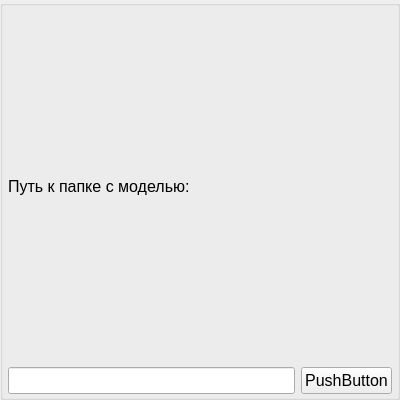
This is src/widgetpagesandbox/modeltraininggroupbox.ui in Marator2K07/LSTM_Text_Generator as Qt 5 draws it before an edit. The edited form follows.
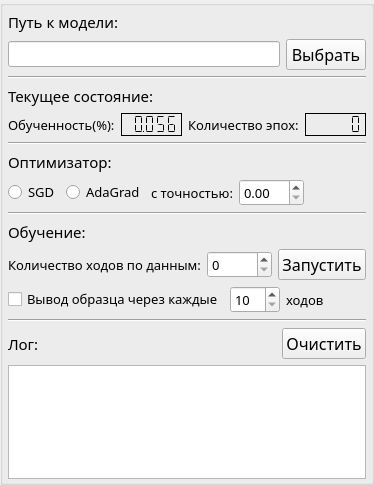
This is the edited form.

Commit message: Добавление основных элементов для дизайна формы обучения модели.

What changed in the file:
```diff
--- a/src/widgetpagesandbox/modeltraininggroupbox.ui
+++ b/src/widgetpagesandbox/modeltraininggroupbox.ui
@@ -6,12 +6,13 @@
    <rect>
     <x>0</x>
     <y>0</y>
-    <width>400</width>
-    <height>400</height>
+    <width>360</width>
+    <height>485</height>
    </rect>
   </property>
   <property name="font">
    <font>
+    <family>Segoe UI Light</family>
     <pointsize>12</pointsize>
    </font>
   </property>
@@ -33,25 +34,447 @@
    </property>
    <item>
     <widget class="QLabel" name="label">
+     <property name="font">
+      <font>
+       <family>Rockwell</family>
+       <pointsize>11</pointsize>
+       <italic>false</italic>
+      </font>
+     </property>
      <property name="text">
-      <string>Путь к папке с моделью:</string>
+      <string>Путь к модели:</string>
      </property>
     </widget>
    </item>
    <item>
     <layout class="QHBoxLayout" name="horizontalLayout">
      <item>
-      <widget class="QLineEdit" name="lineEdit"/>
+      <widget class="QLineEdit" name="lineEdit">
+       <property name="font">
+        <font>
+         <family>Segoe UI Light</family>
+         <pointsize>10</pointsize>
+        </font>
+       </property>
+      </widget>
      </item>
      <item>
       <widget class="QPushButton" name="pushButton">
+       <property name="font">
+        <font>
+         <family>Bahnschrift SemiCondensed</family>
+         <pointsize>12</pointsize>
+        </font>
+       </property>
        <property name="text">
-        <string>PushButton</string>
+        <string>Выбрать</string>
        </property>
       </widget>
      </item>
     </layout>
    </item>
+   <item>
+    <widget class="Line" name="line">
+     <property name="orientation">
+      <enum>Qt::Horizontal</enum>
+     </property>
+    </widget>
+   </item>
+   <item>
+    <widget class="QLabel" name="label_2">
+     <property name="font">
+      <font>
+       <family>Rockwell</family>
+       <pointsize>11</pointsize>
+       <italic>false</italic>
+      </font>
+     </property>
+     <property name="text">
+      <string>Текущее состояние:</string>
+     </property>
+    </widget>
+   </item>
+   <item>
+    <layout class="QHBoxLayout" name="horizontalLayout_2">
+     <item>
+      <widget class="QLabel" name="label_3">
+       <property name="font">
+        <font>
+         <family>Segoe UI Light</family>
+         <pointsize>10</pointsize>
+        </font>
+       </property>
+       <property name="text">
+        <string>Обученность(%):</string>
+       </property>
+      </widget>
+     </item>
+     <item>
+      <widget class="QLCDNumber" name="lcdNumber">
+       <property name="frameShadow">
+        <enum>QFrame::Plain</enum>
+       </property>
+       <property name="smallDecimalPoint">
+        <bool>true</bool>
+       </property>
+       <property name="mode">
+        <enum>QLCDNumber::Dec</enum>
+       </property>
+       <property name="segmentStyle">
+        <enum>QLCDNumber::Flat</enum>
+       </property>
+       <property name="value" stdset="0">
+        <double>0.055532000000000</double>
+       </property>
+      </widget>
+     </item>
+     <item>
+      <widget class="QLabel" name="label_4">
+       <property name="font">
+        <font>
+         <family>Segoe UI Light</family>
+         <pointsize>10</pointsize>
+        </font>
+       </property>
+       <property name="text">
+        <string>Количество эпох:</string>
+       </property>
+      </widget>
+     </item>
+     <item>
+      <widget class="QLCDNumber" name="lcdNumber_2">
+       <property name="frameShadow">
+        <enum>QFrame::Plain</enum>
+       </property>
+       <property name="smallDecimalPoint">
+        <bool>true</bool>
+       </property>
+       <property name="segmentStyle">
+        <enum>QLCDNumber::Flat</enum>
+       </property>
+      </widget>
+     </item>
+    </layout>
+   </item>
+   <item>
+    <widget class="Line" name="line_2">
+     <property name="orientation">
+      <enum>Qt::Horizontal</enum>
+     </property>
+    </widget>
+   </item>
+   <item>
+    <layout class="QHBoxLayout" name="horizontalLayout_7">
+     <item>
+      <widget class="QLabel" name="label_9">
+       <property name="font">
+        <font>
+         <family>Rockwell</family>
+         <pointsize>11</pointsize>
+        </font>
+       </property>
+       <property name="text">
+        <string>Оптимизатор:</string>
+       </property>
+      </widget>
+     </item>
+    </layout>
+   </item>
+   <item>
+    <layout class="QHBoxLayout" name="horizontalLayout_6">
+     <item>
+      <widget class="QRadioButton" name="radioButton">
+       <property name="sizePolicy">
+        <sizepolicy hsizetype="Maximum" vsizetype="Fixed">
+         <horstretch>0</horstretch>
+         <verstretch>0</verstretch>
+        </sizepolicy>
+       </property>
+       <property name="font">
+        <font>
+         <family>Segoe UI Light</family>
+         <pointsize>10</pointsize>
+        </font>
+       </property>
+       <property name="text">
+        <string>SGD</string>
+       </property>
+      </widget>
+     </item>
+     <item>
+      <widget class="QRadioButton" name="radioButton_2">
+       <property name="sizePolicy">
+        <sizepolicy hsizetype="Minimum" vsizetype="Fixed">
+         <horstretch>0</horstretch>
+         <verstretch>0</verstretch>
+        </sizepolicy>
+       </property>
+       <property name="font">
+        <font>
+         <family>Segoe UI Light</family>
+         <pointsize>10</pointsize>
+        </font>
+       </property>
+       <property name="text">
+        <string>AdaGrad</string>
+       </property>
+      </widget>
+     </item>
+     <item>
+      <widget class="QLabel" name="label_10">
+       <property name="sizePolicy">
+        <sizepolicy hsizetype="Maximum" vsizetype="Preferred">
+         <horstretch>0</horstretch>
+         <verstretch>0</verstretch>
+        </sizepolicy>
+       </property>
+       <property name="font">
+        <font>
+         <family>Segoe UI Light</family>
+         <pointsize>10</pointsize>
+        </font>
+       </property>
+       <property name="text">
+        <string>с точностью:</string>
+       </property>
+      </widget>
+     </item>
+     <item>
+      <widget class="QDoubleSpinBox" name="doubleSpinBox">
+       <property name="minimumSize">
+        <size>
+         <width>65</width>
+         <height>0</height>
+        </size>
+       </property>
+       <property name="maximumSize">
+        <size>
+         <width>65</width>
+         <height>16777215</height>
+        </size>
+       </property>
+       <property name="font">
+        <font>
+         <family>Segoe UI Light</family>
+         <pointsize>10</pointsize>
+        </font>
+       </property>
+      </widget>
+     </item>
+     <item>
+      <spacer name="horizontalSpacer">
+       <property name="orientation">
+        <enum>Qt::Horizontal</enum>
+       </property>
+       <property name="sizeHint" stdset="0">
+        <size>
+         <width>40</width>
+         <height>20</height>
+        </size>
+       </property>
+      </spacer>
+     </item>
+    </layout>
+   </item>
+   <item>
+    <widget class="Line" name="line_4">
+     <property name="orientation">
+      <enum>Qt::Horizontal</enum>
+     </property>
+    </widget>
+   </item>
+   <item>
+    <widget class="QLabel" name="label_6">
+     <property name="font">
+      <font>
+       <family>Rockwell</family>
+       <pointsize>11</pointsize>
+      </font>
+     </property>
+     <property name="text">
+      <string>Обучение:</string>
+     </property>
+    </widget>
+   </item>
+   <item>
+    <layout class="QHBoxLayout" name="horizontalLayout_4">
+     <item>
+      <widget class="QLabel" name="label_8">
+       <property name="sizePolicy">
+        <sizepolicy hsizetype="Minimum" vsizetype="Preferred">
+         <horstretch>0</horstretch>
+         <verstretch>0</verstretch>
+        </sizepolicy>
+       </property>
+       <property name="font">
+        <font>
+         <family>Segoe UI Light</family>
+         <pointsize>10</pointsize>
+        </font>
+       </property>
+       <property name="text">
+        <string>Количество ходов по данным:</string>
+       </property>
+      </widget>
+     </item>
+     <item>
+      <widget class="QSpinBox" name="spinBox_2">
+       <property name="minimumSize">
+        <size>
+         <width>65</width>
+         <height>0</height>
+        </size>
+       </property>
+       <property name="maximumSize">
+        <size>
+         <width>65</width>
+         <height>16777215</height>
+        </size>
+       </property>
+       <property name="baseSize">
+        <size>
+         <width>65</width>
+         <height>0</height>
+        </size>
+       </property>
+       <property name="font">
+        <font>
+         <family>Segoe UI Light</family>
+         <pointsize>10</pointsize>
+        </font>
+       </property>
+      </widget>
+     </item>
+     <item>
+      <widget class="QPushButton" name="pushButton_3">
+       <property name="sizePolicy">
+        <sizepolicy hsizetype="Maximum" vsizetype="Fixed">
+         <horstretch>0</horstretch>
+         <verstretch>0</verstretch>
+        </sizepolicy>
+       </property>
+       <property name="font">
+        <font>
+         <family>Bahnschrift SemiCondensed</family>
+         <pointsize>12</pointsize>
+        </font>
+       </property>
+       <property name="text">
+        <string>Запустить</string>
+       </property>
+      </widget>
+     </item>
+    </layout>
+   </item>
+   <item>
+    <layout class="QHBoxLayout" name="horizontalLayout_5">
+     <item>
+      <widget class="QCheckBox" name="checkBox_2">
+       <property name="font">
+        <font>
+         <family>Segoe UI Light</family>
+         <pointsize>10</pointsize>
+        </font>
+       </property>
+       <property name="text">
+        <string>Вывод образца через каждые</string>
+       </property>
+      </widget>
+     </item>
+     <item>
+      <widget class="QSpinBox" name="spinBox">
+       <property name="minimumSize">
+        <size>
+         <width>45</width>
+         <height>0</height>
+        </size>
+       </property>
+       <property name="maximumSize">
+        <size>
+         <width>50</width>
+         <height>16777215</height>
+        </size>
+       </property>
+       <property name="font">
+        <font>
+         <family>Segoe UI Light</family>
+         <pointsize>10</pointsize>
+        </font>
+       </property>
+       <property name="minimum">
+        <number>10</number>
+       </property>
+      </widget>
+     </item>
+     <item>
+      <widget class="QLabel" name="label_7">
+       <property name="font">
+        <font>
+         <family>Segoe UI Light</family>
+         <pointsize>10</pointsize>
+        </font>
+       </property>
+       <property name="text">
+        <string>ходов</string>
+       </property>
+      </widget>
+     </item>
+    </layout>
+   </item>
+   <item>
+    <widget class="Line" name="line_3">
+     <property name="orientation">
+      <enum>Qt::Horizontal</enum>
+     </property>
+    </widget>
+   </item>
+   <item>
+    <layout class="QHBoxLayout" name="horizontalLayout_3">
+     <item>
+      <widget class="QLabel" name="label_5">
+       <property name="font">
+        <font>
+         <family>Rockwell</family>
+         <pointsize>11</pointsize>
+         <italic>false</italic>
+        </font>
+       </property>
+       <property name="text">
+        <string>Лог:</string>
+       </property>
+      </widget>
+     </item>
+     <item>
+      <widget class="QPushButton" name="pushButton_2">
+       <property name="sizePolicy">
+        <sizepolicy hsizetype="Maximum" vsizetype="Fixed">
+         <horstretch>0</horstretch>
+         <verstretch>0</verstretch>
+        </sizepolicy>
+       </property>
+       <property name="font">
+        <font>
+         <family>Bahnschrift SemiCondensed</family>
+         <pointsize>12</pointsize>
+        </font>
+       </property>
+       <property name="text">
+        <string>Очистить</string>
+       </property>
+      </widget>
+     </item>
+    </layout>
+   </item>
+   <item>
+    <widget class="QTextEdit" name="textEdit">
+     <property name="font">
+      <font>
+       <family>Segoe UI Light</family>
+       <pointsize>11</pointsize>
+      </font>
+     </property>
+    </widget>
+   </item>
   </layout>
  </widget>
  <resources/>
```
